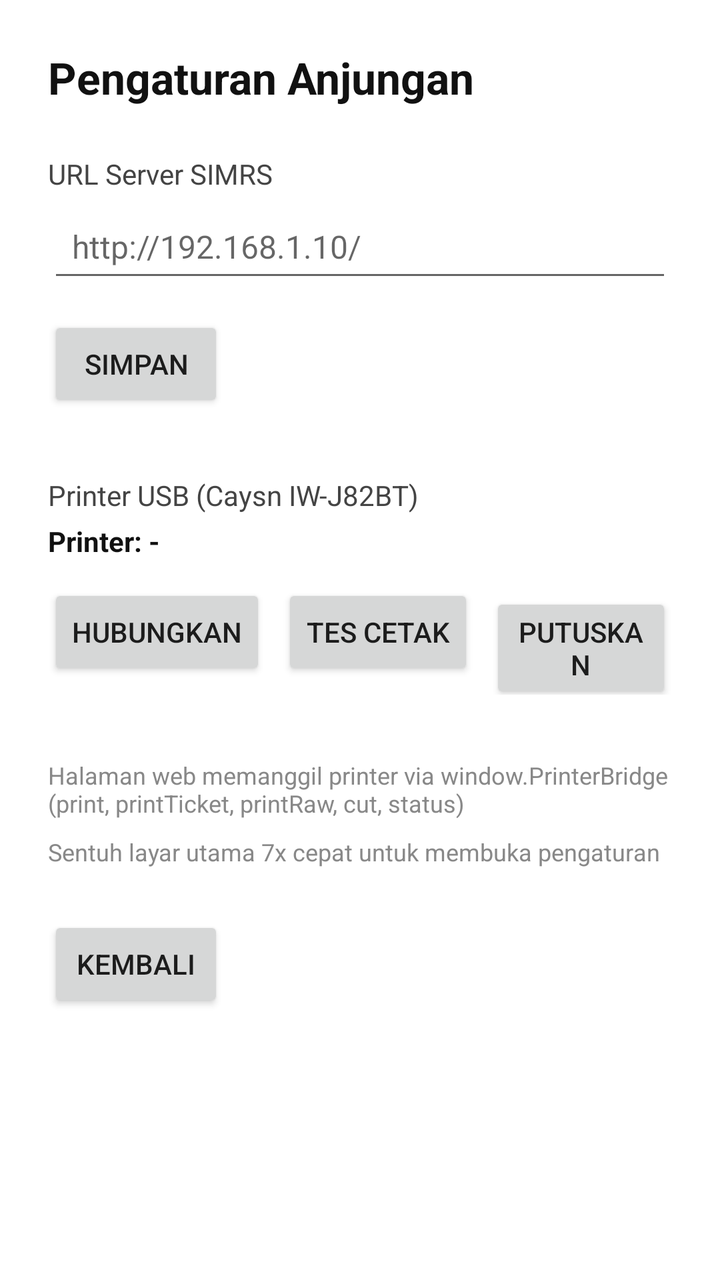
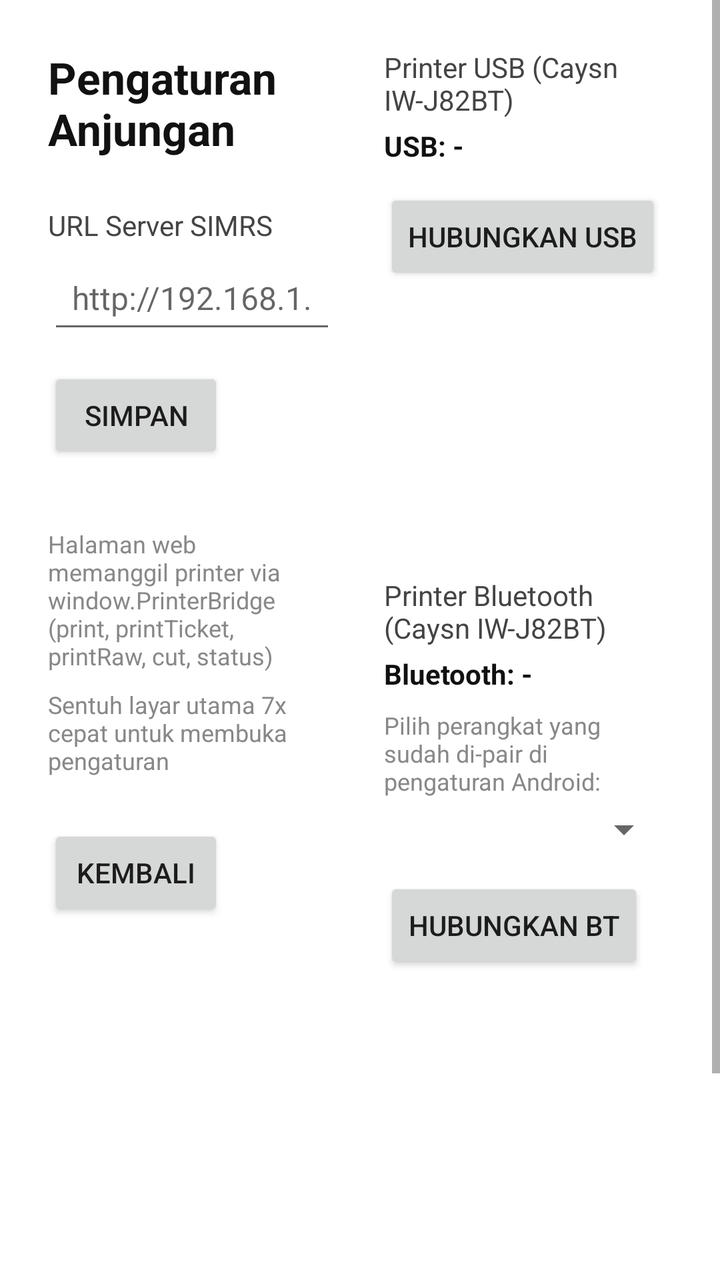

Screens rendered from an Android XML layout before and after an edit, with the pre-edit source and the edit as a unified diff.
<!-- AndroidManifest.xml: application theme AppTheme -->
<!-- res/layout/activity_admin.xml -->
<?xml version="1.0" encoding="utf-8"?>
<ScrollView xmlns:android="http://schemas.android.com/apk/res/android"
    android:layout_width="match_parent"
    android:layout_height="match_parent"
    android:background="#FFFFFF">

    <LinearLayout
        android:layout_width="match_parent"
        android:layout_height="wrap_content"
        android:orientation="vertical"
        android:padding="24dp">

        <TextView
            android:layout_width="wrap_content"
            android:layout_height="wrap_content"
            android:text="Pengaturan Anjungan"
            android:textColor="#111111"
            android:textSize="22sp"
            android:textStyle="bold" />

        <TextView
            android:layout_width="wrap_content"
            android:layout_height="wrap_content"
            android:layout_marginTop="24dp"
            android:text="URL Server SIMRS"
            android:textColor="#444444"
            android:textSize="14sp" />

        <EditText
            android:id="@+id/etUrl"
            android:layout_width="match_parent"
            android:layout_height="wrap_content"
            android:layout_marginTop="4dp"
            android:hint="http://192.168.1.10/"
            android:inputType="textUri"
            android:padding="12dp"
            android:textSize="16sp" />

        <Button
            android:id="@+id/btnSave"
            android:layout_width="wrap_content"
            android:layout_height="wrap_content"
            android:layout_marginTop="12dp"
            android:text="Simpan" />

        <TextView
            android:layout_width="wrap_content"
            android:layout_height="wrap_content"
            android:layout_marginTop="32dp"
            android:text="Printer USB (Caysn IW-J82BT)"
            android:textColor="#444444"
            android:textSize="14sp" />

        <TextView
            android:id="@+id/tvPrinterStatus"
            android:layout_width="wrap_content"
            android:layout_height="wrap_content"
            android:layout_marginTop="4dp"
            android:text="Printer: -"
            android:textColor="#111111"
            android:textSize="14sp"
            android:textStyle="bold" />

        <LinearLayout
            android:layout_width="wrap_content"
            android:layout_height="wrap_content"
            android:layout_marginTop="12dp"
            android:orientation="horizontal">

            <Button
                android:id="@+id/btnConnect"
                android:layout_width="wrap_content"
                android:layout_height="wrap_content"
                android:text="Hubungkan" />

            <Button
                android:id="@+id/btnTest"
                android:layout_width="wrap_content"
                android:layout_height="wrap_content"
                android:layout_marginStart="8dp"
                android:text="Tes Cetak" />

            <Button
                android:id="@+id/btnDisconnect"
                android:layout_width="wrap_content"
                android:layout_height="wrap_content"
                android:layout_marginStart="8dp"
                android:text="Putuskan" />

        </LinearLayout>

        <TextView
            android:layout_width="wrap_content"
            android:layout_height="wrap_content"
            android:layout_marginTop="32dp"
            android:text="Halaman web memanggil printer via window.PrinterBridge\n(print, printTicket, printRaw, cut, status)"
            android:textColor="#888888"
            android:textSize="12sp" />

        <TextView
            android:layout_width="wrap_content"
            android:layout_height="wrap_content"
            android:layout_marginTop="8dp"
            android:text="Sentuh layar utama 7x cepat untuk membuka pengaturan"
            android:textColor="#888888"
            android:textSize="12sp" />

        <Button
            android:id="@+id/btnBack"
            android:layout_width="wrap_content"
            android:layout_height="wrap_content"
            android:layout_marginTop="24dp"
            android:text="Kembali" />

    </LinearLayout>

</ScrollView>
<!-- resources referenced by this layout -->
<resources>
  <style name="AppTheme" parent="Theme.AppCompat.Light.NoActionBar">
          <item name="android:statusBarColor">#000000</item>
          <item name="android:navigationBarColor">#000000</item>
          <item name="colorPrimary">#1565C0</item>
          <item name="colorPrimaryDark">#0D47A1</item>
          <item name="colorAccent">#1976D2</item>
      </style>
</resources>

<!-- the commit's change to res/layout/activity_admin.xml (unified diff, before → after) -->
@@ -2,115 +2,185 @@
 <ScrollView xmlns:android="http://schemas.android.com/apk/res/android"
     android:layout_width="match_parent"
     android:layout_height="match_parent"
-    android:background="#FFFFFF">
+    android:background="#FFFFFF"
+    android:fillViewport="true">
 
     <LinearLayout
         android:layout_width="match_parent"
         android:layout_height="wrap_content"
-        android:orientation="vertical"
+        android:orientation="horizontal"
         android:padding="24dp">
 
-        <TextView
-            android:layout_width="wrap_content"
+        <LinearLayout
+            android:layout_width="0dp"
             android:layout_height="wrap_content"
-            android:text="Pengaturan Anjungan"
-            android:textColor="#111111"
-            android:textSize="22sp"
-            android:textStyle="bold" />
+            android:layout_weight="1"
+            android:orientation="vertical">
 
-        <TextView
-            android:layout_width="wrap_content"
-            android:layout_height="wrap_content"
-            android:layout_marginTop="24dp"
-            android:text="URL Server SIMRS"
-            android:textColor="#444444"
-            android:textSize="14sp" />
+            <TextView
+                android:layout_width="wrap_content"
+                android:layout_height="wrap_content"
+                android:text="Pengaturan Anjungan"
+                android:textColor="#111111"
+                android:textSize="22sp"
+                android:textStyle="bold" />
 
-        <EditText
-            android:id="@+id/etUrl"
-            android:layout_width="match_parent"
-            android:layout_height="wrap_content"
-            android:layout_marginTop="4dp"
-            android:hint="http://192.168.1.10/"
-            android:inputType="textUri"
-            android:padding="12dp"
-            android:textSize="16sp" />
+            <TextView
+                android:layout_width="wrap_content"
+                android:layout_height="wrap_content"
+                android:layout_marginTop="24dp"
+                android:text="URL Server SIMRS"
+                android:textColor="#444444"
+                android:textSize="14sp" />
 
-        <Button
-            android:id="@+id/btnSave"
-            android:layout_width="wrap_content"
-            android:layout_height="wrap_content"
-            android:layout_marginTop="12dp"
-            android:text="Simpan" />
-
-        <TextView
-            android:layout_width="wrap_content"
-            android:layout_height="wrap_content"
-            android:layout_marginTop="32dp"
-            android:text="Printer USB (Caysn IW-J82BT)"
-            android:textColor="#444444"
-            android:textSize="14sp" />
-
-        <TextView
-            android:id="@+id/tvPrinterStatus"
-            android:layout_width="wrap_content"
-            android:layout_height="wrap_content"
-            android:layout_marginTop="4dp"
-            android:text="Printer: -"
-            android:textColor="#111111"
-            android:textSize="14sp"
-            android:textStyle="bold" />
-
-        <LinearLayout
-            android:layout_width="wrap_content"
-            android:layout_height="wrap_content"
-            android:layout_marginTop="12dp"
-            android:orientation="horizontal">
+            <EditText
+                android:id="@+id/etUrl"
+                android:layout_width="match_parent"
+                android:layout_height="wrap_content"
+                android:layout_marginTop="4dp"
+                android:hint="http://192.168.1.10/"
+                android:inputType="textUri"
+                android:padding="12dp"
+                android:textSize="16sp" />
 
             <Button
-                android:id="@+id/btnConnect"
+                android:id="@+id/btnSave"
                 android:layout_width="wrap_content"
                 android:layout_height="wrap_content"
-                android:text="Hubungkan" />
+                android:layout_marginTop="12dp"
+                android:text="Simpan" />
+
+            <TextView
+                android:layout_width="wrap_content"
+                android:layout_height="wrap_content"
+                android:layout_marginTop="32dp"
+                android:text="Halaman web memanggil printer via window.PrinterBridge\n(print, printTicket, printRaw, cut, status)"
+                android:textColor="#888888"
+                android:textSize="12sp" />
+
+            <TextView
+                android:layout_width="wrap_content"
+                android:layout_height="wrap_content"
+                android:layout_marginTop="8dp"
+                android:text="Sentuh layar utama 7x cepat untuk membuka pengaturan"
+                android:textColor="#888888"
+                android:textSize="12sp" />
 
             <Button
-                android:id="@+id/btnTest"
+                android:id="@+id/btnBack"
                 android:layout_width="wrap_content"
                 android:layout_height="wrap_content"
-                android:layout_marginStart="8dp"
-                android:text="Tes Cetak" />
-
-            <Button
-                android:id="@+id/btnDisconnect"
-                android:layout_width="wrap_content"
-                android:layout_height="wrap_content"
-                android:layout_marginStart="8dp"
-                android:text="Putuskan" />
+                android:layout_marginTop="24dp"
+                android:text="Kembali" />
 
         </LinearLayout>
 
-        <TextView
-            android:layout_width="wrap_content"
+        <LinearLayout
+            android:layout_width="0dp"
             android:layout_height="wrap_content"
-            android:layout_marginTop="32dp"
-            android:text="Halaman web memanggil printer via window.PrinterBridge\n(print, printTicket, printRaw, cut, status)"
-            android:textColor="#888888"
-            android:textSize="12sp" />
+            android:layout_marginStart="24dp"
+            android:layout_weight="1"
+            android:orientation="vertical">
 
-        <TextView
-            android:layout_width="wrap_content"
-            android:layout_height="wrap_content"
-            android:layout_marginTop="8dp"
-            android:text="Sentuh layar utama 7x cepat untuk membuka pengaturan"
-            android:textColor="#888888"
-            android:textSize="12sp" />
+            <TextView
+                android:layout_width="wrap_content"
+                android:layout_height="wrap_content"
+                android:text="Printer USB (Caysn IW-J82BT)"
+                android:textColor="#444444"
+                android:textSize="14sp" />
 
-        <Button
-            android:id="@+id/btnBack"
-            android:layout_width="wrap_content"
-            android:layout_height="wrap_content"
-            android:layout_marginTop="24dp"
-            android:text="Kembali" />
+            <TextView
+                android:id="@+id/tvPrinterStatus"
+                android:layout_width="wrap_content"
+                android:layout_height="wrap_content"
+                android:layout_marginTop="4dp"
+                android:text="USB: -"
+                android:textColor="#111111"
+                android:textSize="14sp"
+                android:textStyle="bold" />
+
+            <LinearLayout
+                android:layout_width="wrap_content"
+                android:layout_height="wrap_content"
+                android:layout_marginTop="12dp"
+                android:orientation="horizontal">
+
+                <Button
+                    android:id="@+id/btnConnect"
+                    android:layout_width="wrap_content"
+                    android:layout_height="wrap_content"
+                    android:text="Hubungkan USB" />
+
+                <Button
+                    android:id="@+id/btnTest"
+                    android:layout_width="wrap_content"
+                    android:layout_height="wrap_content"
+                    android:layout_marginStart="8dp"
+                    android:text="Tes Cetak" />
+
+                <Button
+                    android:id="@+id/btnDisconnect"
+                    android:layout_width="wrap_content"
+                    android:layout_height="wrap_content"
+                    android:layout_marginStart="8dp"
+                    android:text="Putuskan" />
+
+            </LinearLayout>
+
+            <TextView
+                android:layout_width="wrap_content"
+                android:layout_height="wrap_content"
+                android:layout_marginTop="24dp"
+                android:text="Printer Bluetooth (Caysn IW-J82BT)"
+                android:textColor="#444444"
+                android:textSize="14sp" />
+
+            <TextView
+                android:id="@+id/tvBtStatus"
+                android:layout_width="wrap_content"
+                android:layout_height="wrap_content"
+                android:layout_marginTop="4dp"
+                android:text="Bluetooth: -"
+                android:textColor="#111111"
+                android:textSize="14sp"
+                android:textStyle="bold" />
+
+            <TextView
+                android:layout_width="wrap_content"
+                android:layout_height="wrap_content"
+                android:layout_marginTop="8dp"
+                android:text="Pilih perangkat yang sudah di-pair di pengaturan Android:"
+                android:textColor="#888888"
+                android:textSize="12sp" />
+
+            <Spinner
+                android:id="@+id/spBonded"
+                android:layout_width="match_parent"
+                android:layout_height="wrap_content"
+                android:layout_marginTop="4dp" />
+
+            <LinearLayout
+                android:layout_width="wrap_content"
+                android:layout_height="wrap_content"
+                android:layout_marginTop="12dp"
+                android:orientation="horizontal">
+
+                <Button
+                    android:id="@+id/btnConnectBt"
+                    android:layout_width="wrap_content"
+                    android:layout_height="wrap_content"
+                    android:text="Hubungkan BT" />
+
+                <Button
+                    android:id="@+id/btnRefreshBt"
+                    android:layout_width="wrap_content"
+                    android:layout_height="wrap_content"
+                    android:layout_marginStart="8dp"
+                    android:text="Muat Ulang Daftar" />
+
+            </LinearLayout>
+
+        </LinearLayout>
 
     </LinearLayout>
 
